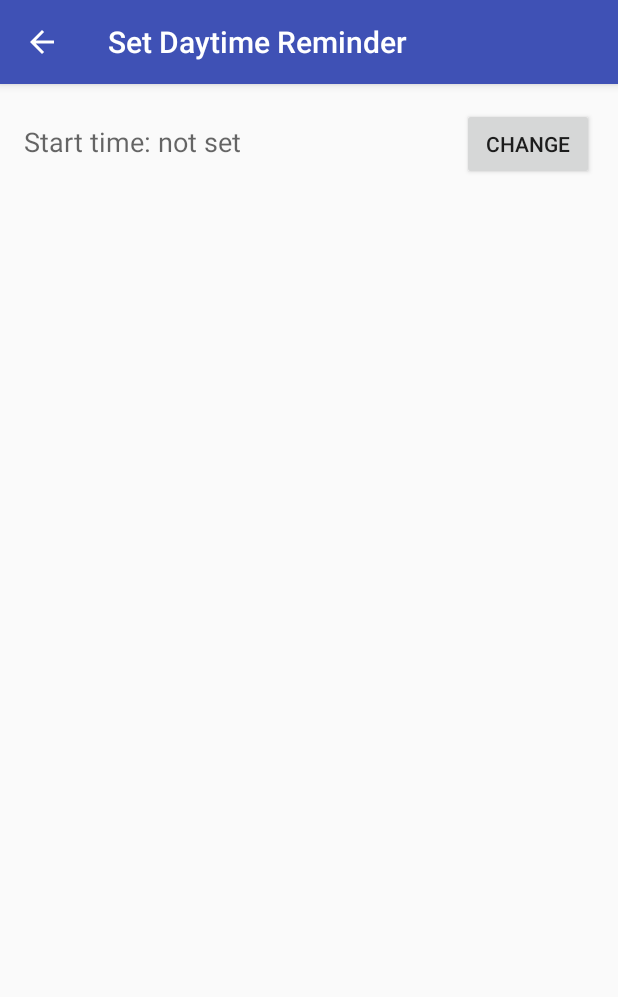
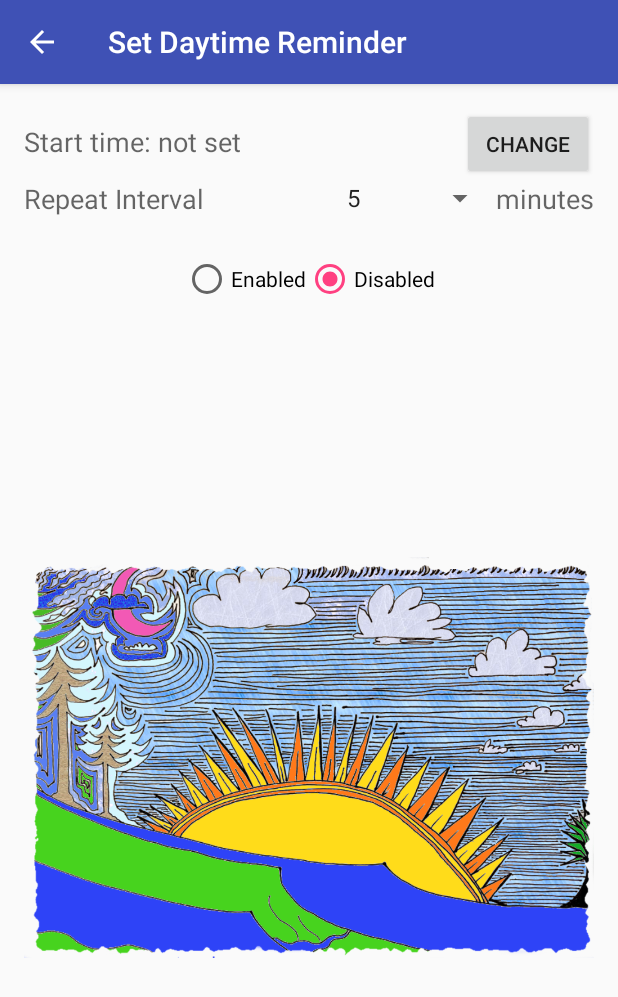
Before and after one commit to FolsomMike/DreamMaster, an Android app: the SetDaytimeReminder screen opened directly, with no data from a screen before it, on a phone screen of 412 x 824 dp. Shown: the top 997 px of the screen. Run offline under Robolectric (Android 15) with nearby library versions, the phone set to English and light mode, and no system bars.

Commit message:
Added code to allow user to select interval time. Added image to SetDaytimeReminder activity.
Signed-off-by: Mike Schoonover <mike@skoonie.com>

```diff
--- a/app/src/main/java/com/mksystems/mks/dreammaster/SetDaytimeReminder.java
+++ b/app/src/main/java/com/mksystems/mks/dreammaster/SetDaytimeReminder.java
@@ -11,7 +11,11 @@ import android.support.design.widget.Snackbar;
 import android.support.v7.app.AppCompatActivity;
 import android.support.v7.widget.Toolbar;
 import android.view.View;
+import android.widget.RadioButton;
+import android.widget.Spinner;
+import android.widget.SpinnerAdapter;
 import android.widget.TextView;
+import android.widget.TimePicker;
 
 import java.text.SimpleDateFormat;
 import java.util.Calendar;
@@ -131,30 +135,89 @@ public class SetDaytimeReminder extends AppCompatActivity {
 //-----------------------------------------------------------------------------------------------
 
 //-----------------------------------------------------------------------------------------------
-// SetDaytimeReminder::enableDaytimeAlarmManager
+// SetDaytimeReminder::enableAlarmManager
 //
 // Sets the alarm manager to fire at the specified start time and then repeat at the specified
 // repeat interval.
 //
 
-    public void enableDaytimeAlarmManager(View v) {
+    public void enableAlarmManager() {
 
         long startTime = readStartTimeFromPrefs();
 
         if (startTime == -1) return;
+
+        Spinner spinner = (Spinner) findViewById(R.id.repeatIntervalSpnr);
+
+        String intervalSelection = spinner.getSelectedItem().toString();
+
+        int interval = 15; //default
+
+        try {
+            interval = Integer.parseInt(intervalSelection);
+        } catch(NumberFormatException nfe) {
+            System.out.println("Could not parse " + nfe);
+        }
 
         alarmMgr = (AlarmManager)this.getSystemService(Context.ALARM_SERVICE);
         Intent intent = new Intent(this, DaytimeAlarmReceiver.class);
         alarmIntent = PendingIntent.getBroadcast(this, 0, intent, 0);
 
         // set the alarm to repeat at the specified interval
-        alarmMgr.setRepeating(AlarmManager.RTC_WAKEUP, startTime, 1000 * 60 * 20, alarmIntent);
+        alarmMgr.setRepeating(AlarmManager.RTC_WAKEUP, startTime, 1000*60 * interval, alarmIntent);
 
     }
 
-//end of EnableDaytimeReminder::setDaytimeAlarmManager
+//end of SetDaytimeReminder::enableAlarmManager
 //-----------------------------------------------------------------------------------------------
 
+//-----------------------------------------------------------------------------------------------
+// DaytimeReminder::cancelAlarmManager
+//
+// Cancels any active alarm manager triggers.
+//
+
+    public void cancelAlarmManager() {
+
+        alarmMgr = (AlarmManager)this.getSystemService(Context.ALARM_SERVICE);
+        Intent intent = new Intent(this, DaytimeAlarmReceiver.class);
+        alarmIntent = PendingIntent.getBroadcast(this, 0, intent, 0);
+
+        alarmMgr.cancel(alarmIntent);
+
+    }
+
+//end of SetDaytimeReminder::cancelAlarmManager
+//-----------------------------------------------------------------------------------------------
+
+//-----------------------------------------------------------------------------------------------
+// SetDaytimeReminder::handleEnableDisableRadioBtns
+//
+// Handles user selection of the Enable/Disable radio buttons. Enables or disables the daytime
+// reminder alerts.
+//
+
+    public void handleEnableDisableRadioBtns(View view) {
+
+        // is the button now checked?
+        boolean checked = ((RadioButton) view).isChecked();
+
+        // check which radio button was clicked
+
+        switch(view.getId()) {
+            case R.id.enabledRadioBtn:
+                if (checked)
+                    enableAlarmManager();
+                    break;
+            case R.id.disabledRadioBtn:
+                if (checked)
+                    cancelAlarmManager();
+                    break;
+        }
+    }
+
+//end of SetDaytimeReminder::handleEnableDisableRadioBtns
+//-----------------------------------------------------------------------------------------------
 
 }// end of class SetDaytimeReminder
 //-----------------------------------------------------------------------------------------------
--- a/app/src/main/res/layout/content_set_daytime_reminder.xml
+++ b/app/src/main/res/layout/content_set_daytime_reminder.xml
@@ -41,4 +41,73 @@
 
     </LinearLayout>
 
+    <LinearLayout
+        android:orientation="horizontal"
+        android:layout_width="fill_parent"
+        android:layout_height="wrap_content">
+
+        <TextView
+            android:layout_width="wrap_content"
+            android:layout_height="wrap_content"
+            android:textAppearance="?android:attr/textAppearanceMedium"
+            android:text="@string/repeat_interval"
+            android:id="@+id/textView3"
+            android:layout_gravity="center_vertical" />
+
+        <Space
+            android:layout_width="wrap_content"
+            android:layout_height="match_parent"
+            android:layout_weight="1" />
+
+        <Spinner
+            android:layout_width="107dp"
+            android:layout_height="wrap_content"
+            android:id="@+id/repeatIntervalSpnr"
+            android:entries="@array/repeat_interval_choices" />
+
+        <TextView
+            android:layout_width="wrap_content"
+            android:layout_height="wrap_content"
+            android:textAppearance="?android:attr/textAppearanceMedium"
+            android:text="@string/minutes"
+            android:id="@+id/textView"
+            android:layout_gravity="center_vertical" />
+    </LinearLayout>
+
+    <Space
+        android:layout_width="match_parent"
+        android:layout_height="wrap_content"
+        android:minHeight="25dp" />
+
+    <RadioGroup
+        android:layout_width="wrap_content"
+        android:layout_height="wrap_content"
+        android:layout_gravity="center_horizontal"
+        android:orientation="horizontal">
+
+        <RadioButton
+            android:layout_width="wrap_content"
+            android:layout_height="wrap_content"
+            android:text="@string/enabled"
+            android:id="@+id/enabledRadioBtn"
+            android:checked="false"
+            android:onClick="handleEnableDisableRadioBtns" />
+
+        <RadioButton
+            android:layout_width="wrap_content"
+            android:layout_height="wrap_content"
+            android:text="@string/disabled"
+            android:id="@+id/disabledRadioBtn"
+            android:checked="true"
+            android:onClick="handleEnableDisableRadioBtns" />
+
+    </RadioGroup>
+
+    <ImageView
+        android:layout_width="wrap_content"
+        android:layout_height="wrap_content"
+        android:id="@+id/imageView"
+        android:src="@drawable/sun_and_surf_885_x_623_distorted1" />
+
+
 </LinearLayout>
--- /dev/null
+++ b/app/src/main/res/values/repeat_interval_choices.xml
@@ -0,0 +1,19 @@
+<?xml version="1.0" encoding="utf-8"?>
+
+<resources>
+<string-array name="repeat_interval_choices">
+    <item>5</item>
+    <item>10</item>
+    <item>15</item>
+    <item>20</item>
+    <item>25</item>
+    <item>30</item>
+    <item>35</item>
+    <item>40</item>
+    <item>45</item>
+    <item>50</item>
+    <item>55</item>
+    <item>60</item>
+    <item>120</item>
+</string-array>
+</resources>
--- a/app/src/main/res/values/strings.xml
+++ b/app/src/main/res/values/strings.xml
@@ -12,4 +12,8 @@
     <string name="today">today</string>
     <string name="tomorrow">tomorrow</string>
     <string name="set">Set</string>
+    <string name="repeat_interval">Repeat Interval</string>
+    <string name="minutes">minutes</string>
+    <string name="enabled">Enabled</string>
+    <string name="disabled">Disabled</string>
 </resources>
```
Also changed, not shown: app/src/main/res/drawable/sun_and_surf_885_x_623_distorted1.png (added).
